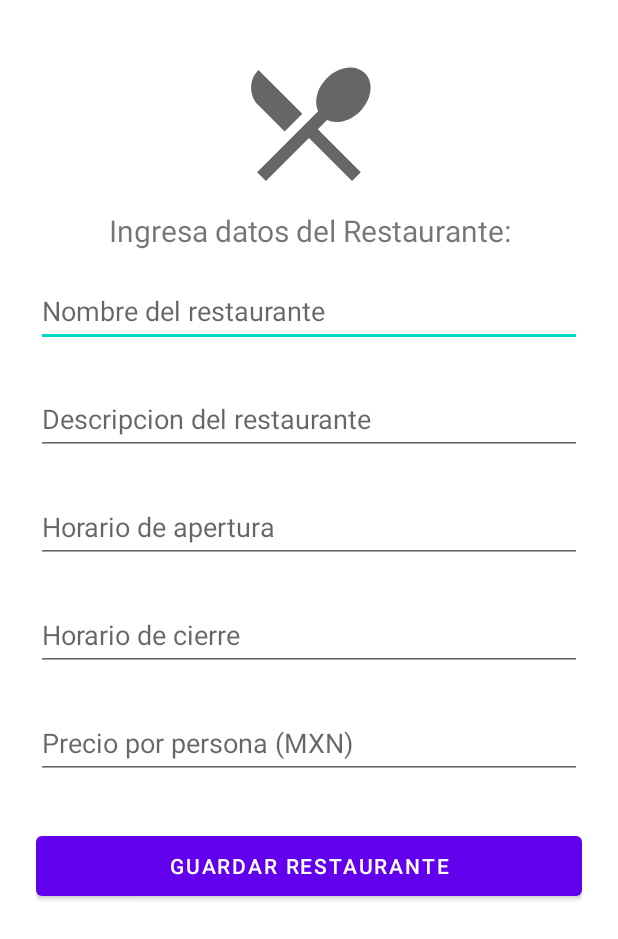
After one commit to BriamGzz/sistemas-moviles-android, an Android app: the layout fragment_newrestaurant.xml on its own in the app's theme, with its tools: preview values and no code run, on a phone screen of 412 x 824 dp. The commit adds this screen. Shown: the top 939 px of the screen. Run offline under Robolectric (Android 15) with nearby library versions, the phone set to English and light mode, and no system bars.

Commit message:
Add files via upload
- Distinguir entre usuario de Restaurante y Cliente
- Crear el Activity de Crear un nuevo restaurante (con los datos que necesite)

```diff
--- a/app/src/main/java/com/example/sismov/LoginActivity.kt
+++ b/app/src/main/java/com/example/sismov/LoginActivity.kt
@@ -47,7 +47,7 @@ class LoginActivity : AppCompatActivity() {
                     data[0] = txtCorreo.text.toString()
                     data[1] = txtPassword.text.toString()
                     val putData = PutData(
-                        "http://192.168.100.9/php/sistemas-moviles-php/login.php",
+                        "http://192.168.1.64/php/login.php",
                         "POST",
                         field,
                         data
--- a/app/src/main/java/com/example/sismov/UserFragment.kt
+++ b/app/src/main/java/com/example/sismov/UserFragment.kt
@@ -120,7 +120,7 @@ class UserFragment : Fragment() {
                     data[4] = txtPass
                     data[5] = strBlob
                     val putData = PutData(
-                        "http://192.168.100.9/php/sistemas-moviles-php/updateUser.php",
+                        "http://192.168.1.64/php/updateUser.php",
                         "POST",
                         field,
                         data
@@ -215,7 +215,7 @@ class UserFragment : Fragment() {
             val data = arrayOfNulls<String>(1)
             data[0] = activeUser.email;
             val putData = PutData(
-                "http://192.168.100.9/php/sistemas-moviles-php/getUser.php",
+                "http://192.168.1.64/php/getUser.php",
                 "POST",
                 field,
                 data
--- /dev/null
+++ b/app/src/main/res/layout/fragment_newrestaurant.xml
@@ -0,0 +1,116 @@
+<?xml version="1.0" encoding="utf-8"?>
+<FrameLayout xmlns:android="http://schemas.android.com/apk/res/android"
+    xmlns:app="http://schemas.android.com/apk/res-auto"
+    xmlns:tools="http://schemas.android.com/tools"
+    android:layout_width="match_parent"
+    android:layout_height="match_parent"
+    tools:context=".Register_restaurants_Activity">
+
+    <ProgressBar
+        android:id="@+id/progressBarProfile"
+        style="?android:attr/progressBarStyle"
+        android:layout_width="wrap_content"
+        android:layout_height="wrap_content"
+        android:layout_gravity="center"
+        android:visibility="gone" />
+
+    <LinearLayout
+        android:layout_width="match_parent"
+        android:layout_height="match_parent"
+        android:orientation="vertical"
+        android:padding="24dp">
+
+        <LinearLayout
+            android:layout_width="match_parent"
+            android:layout_height="match_parent"
+            android:orientation="vertical">
+
+            <ImageView
+                android:id="@+id/ivProfilePicture"
+                android:layout_width="match_parent"
+                android:layout_height="100dp"
+                android:layout_marginTop="8dp"
+                android:layout_marginBottom="8dp"
+                app:srcCompat="@drawable/ic_baseline_local_dining_24" />
+
+            <TextView
+                android:id="@+id/tvType"
+                android:layout_width="match_parent"
+                android:layout_height="wrap_content"
+                android:gravity="center"
+                android:text="Ingresa datos del Restaurante:"
+                android:textSize="20sp" />
+
+
+            <EditText
+                android:id="@+id/edRestaurantName"
+                android:layout_width="match_parent"
+                android:layout_height="wrap_content"
+                android:layout_marginTop="16dp"
+                android:layout_marginBottom="8dp"
+                android:ems="10"
+                android:hint="Nombre del restaurante"
+                android:inputType="textPersonName"
+                android:minHeight="48dp" />
+
+            <EditText
+                android:id="@+id/edRestaurantDescription"
+                android:layout_width="match_parent"
+                android:layout_height="wrap_content"
+                android:layout_marginTop="16dp"
+                android:layout_marginBottom="8dp"
+                android:ems="10"
+                android:hint="Descripcion del restaurante"
+                android:inputType="textPersonName"
+                android:minHeight="48dp" />
+
+            <EditText
+                android:id="@+id/edRestaurantSchedule"
+                android:layout_width="match_parent"
+                android:layout_height="wrap_content"
+                android:layout_marginTop="16dp"
+                android:layout_marginBottom="8dp"
+                android:ems="10"
+                android:hint="Horario de apertura"
+                android:inputType="textPersonName"
+                android:minHeight="48dp" />
+
+            <EditText
+                android:id="@+id/edRestaurantSchedule2"
+                android:layout_width="match_parent"
+                android:layout_height="wrap_content"
+                android:layout_marginTop="16dp"
+                android:layout_marginBottom="8dp"
+                android:ems="10"
+                android:hint="Horario de cierre"
+                android:inputType="textPersonName"
+                android:minHeight="48dp" />
+
+
+
+            <EditText
+                android:id="@+id/edRestaurantPrice"
+                android:layout_width="match_parent"
+                android:layout_height="wrap_content"
+                android:layout_marginTop="16dp"
+                android:layout_marginBottom="8dp"
+                android:ems="10"
+                android:hint="Precio por persona (MXN)"
+                android:inputType="textPersonName"
+                android:minHeight="48dp" />
+
+
+            <Button
+                android:id="@+id/btnGuardarCambios"
+                android:layout_width="match_parent"
+                android:layout_height="wrap_content"
+                android:layout_marginTop="24dp"
+                android:layout_marginBottom="24dp"
+                android:minHeight="52dip"
+                android:text="Guardar restaurante" />
+
+        </LinearLayout>
+
+    </LinearLayout>
+
+</FrameLayout>
```
Also changed, not shown: app/src/main/AndroidManifest.xml (+11 -9 lines), app/src/main/java/com/example/sismov/RegisterActivity.kt (+20 -7 lines), app/src/main/java/com/example/sismov/Register_restaurants_Activity.kt (added, +89 -0 lines), app/src/main/res/layout/activity_register_restaurants.xml (added, +99 -0 lines).
